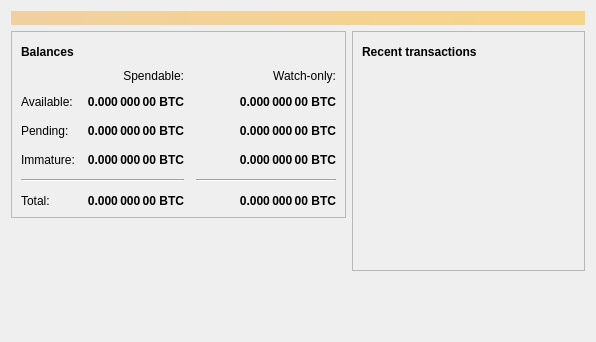
First picture: the form in src/qt/forms/overviewpage.ui, repository BlueDragon747/lithium, before the edit.
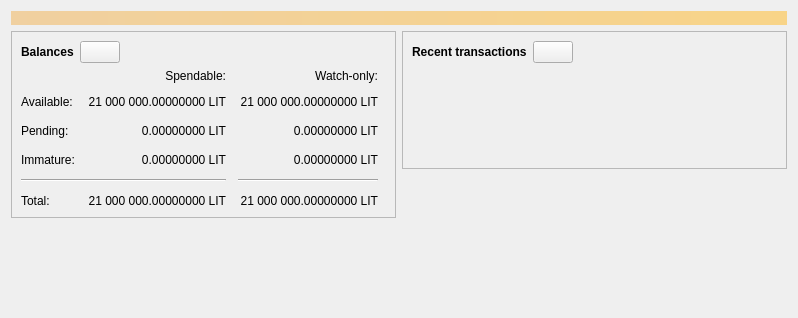
Second picture: the form after the edit. Icons and pictures are not drawn. Custom widgets are drawn as their Qt base class.

```diff
--- a/src/qt/forms/overviewpage.ui
+++ b/src/qt/forms/overviewpage.ui
@@ -6,8 +6,8 @@
    <rect>
     <x>0</x>
     <y>0</y>
-    <width>596</width>
-    <height>342</height>
+    <width>798</width>
+    <height>318</height>
    </rect>
   </property>
   <property name="windowTitle">
@@ -68,7 +68,7 @@
               </property>
               <property name="maximumSize">
                <size>
-                <width>30</width>
+                <width>45</width>
                 <height>16777215</height>
                </size>
               </property>
@@ -89,9 +89,6 @@
                 <height>24</height>
                </size>
               </property>
-              <property name="flat">
-               <bool>true</bool>
-              </property>
              </widget>
             </item>
             <item>
@@ -116,12 +113,6 @@
             </property>
             <item row="2" column="2">
              <widget class="QLabel" name="labelWatchPending">
-              <property name="font">
-               <font>
-                <weight>75</weight>
-                <bold>true</bold>
-               </font>
-              </property>
               <property name="cursor">
                <cursorShape>IBeamCursor</cursorShape>
               </property>
@@ -129,7 +120,7 @@
                <string>Unconfirmed transactions to watch-only addresses</string>
               </property>
               <property name="text">
-               <string notr="true">0.000 000 00 BTC</string>
+               <string notr="true">0.00000000 LIT</string>
               </property>
               <property name="alignment">
                <set>Qt::AlignRight|Qt::AlignTrailing|Qt::AlignVCenter</set>
@@ -141,12 +132,6 @@
             </item>
             <item row="2" column="1">
              <widget class="QLabel" name="labelUnconfirmed">
-              <property name="font">
-               <font>
-                <weight>75</weight>
-                <bold>true</bold>
-               </font>
-              </property>
               <property name="cursor">
                <cursorShape>IBeamCursor</cursorShape>
               </property>
@@ -154,7 +139,7 @@
                <string>Total of transactions that have yet to be confirmed, and do not yet count toward the spendable balance</string>
               </property>
               <property name="text">
-               <string notr="true">0.000 000 00 BTC</string>
+               <string notr="true">0.00000000 LIT</string>
               </property>
               <property name="alignment">
                <set>Qt::AlignRight|Qt::AlignTrailing|Qt::AlignVCenter</set>
@@ -166,12 +151,6 @@
             </item>
             <item row="3" column="2">
              <widget class="QLabel" name="labelWatchImmature">
-              <property name="font">
-               <font>
-                <weight>75</weight>
-                <bold>true</bold>
-               </font>
-              </property>
               <property name="cursor">
                <cursorShape>IBeamCursor</cursorShape>
               </property>
@@ -179,7 +158,7 @@
                <string>Mined balance in watch-only addresses that has not yet matured</string>
               </property>
               <property name="text">
-               <string notr="true">0.000 000 00 BTC</string>
+               <string notr="true">0.00000000 LIT</string>
               </property>
               <property name="alignment">
                <set>Qt::AlignRight|Qt::AlignTrailing|Qt::AlignVCenter</set>
@@ -224,12 +203,6 @@
             </item>
             <item row="3" column="1">
              <widget class="QLabel" name="labelImmature">
-              <property name="font">
-               <font>
-                <weight>75</weight>
-                <bold>true</bold>
-               </font>
-              </property>
               <property name="cursor">
                <cursorShape>IBeamCursor</cursorShape>
               </property>
@@ -237,7 +210,7 @@
                <string>Mined balance that has not yet matured</string>
               </property>
               <property name="text">
-               <string notr="true">0.000 000 00 BTC</string>
+               <string notr="true">0.00000000 LIT</string>
               </property>
               <property name="alignment">
                <set>Qt::AlignRight|Qt::AlignTrailing|Qt::AlignVCenter</set>
@@ -269,12 +242,6 @@
             </item>
             <item row="5" column="1">
              <widget class="QLabel" name="labelTotal">
-              <property name="font">
-               <font>
-                <weight>75</weight>
-                <bold>true</bold>
-               </font>
-              </property>
               <property name="cursor">
                <cursorShape>IBeamCursor</cursorShape>
               </property>
@@ -282,7 +249,7 @@
                <string>Your current total balance</string>
               </property>
               <property name="text">
-               <string notr="true">0.000 000 00 BTC</string>
+               <string notr="true">21 000 000.00000000 LIT</string>
               </property>
               <property name="alignment">
                <set>Qt::AlignRight|Qt::AlignTrailing|Qt::AlignVCenter</set>
@@ -294,12 +261,6 @@
             </item>
             <item row="5" column="2">
              <widget class="QLabel" name="labelWatchTotal">
-              <property name="font">
-               <font>
-                <weight>75</weight>
-                <bold>true</bold>
-               </font>
-              </property>
               <property name="cursor">
                <cursorShape>IBeamCursor</cursorShape>
               </property>
@@ -307,7 +268,7 @@
                <string>Current total balance in watch-only addresses</string>
               </property>
               <property name="text">
-               <string notr="true">0.000 000 00 BTC</string>
+               <string notr="true">21 000 000.00000000 LIT</string>
               </property>
               <property name="alignment">
                <set>Qt::AlignRight|Qt::AlignTrailing|Qt::AlignVCenter</set>
@@ -336,12 +297,6 @@
             </item>
             <item row="1" column="1">
              <widget class="QLabel" name="labelBalance">
-              <property name="font">
-               <font>
-                <weight>75</weight>
-                <bold>true</bold>
-               </font>
-              </property>
               <property name="cursor">
                <cursorShape>IBeamCursor</cursorShape>
               </property>
@@ -349,7 +304,7 @@
                <string>Your current spendable balance</string>
               </property>
               <property name="text">
-               <string notr="true">0.000 000 00 BTC</string>
+               <string notr="true">21 000 000.00000000 LIT</string>
               </property>
               <property name="alignment">
                <set>Qt::AlignRight|Qt::AlignTrailing|Qt::AlignVCenter</set>
@@ -361,12 +316,6 @@
             </item>
             <item row="1" column="2">
              <widget class="QLabel" name="labelWatchAvailable">
-              <property name="font">
-               <font>
-                <weight>75</weight>
-                <bold>true</bold>
-               </font>
-              </property>
               <property name="cursor">
                <cursorShape>IBeamCursor</cursorShape>
               </property>
@@ -374,7 +323,7 @@
                <string>Your current balance in watch-only addresses</string>
               </property>
               <property name="text">
-               <string notr="true">0.000 000 00 BTC</string>
+               <string notr="true">21 000 000.00000000 LIT</string>
               </property>
               <property name="alignment">
                <set>Qt::AlignRight|Qt::AlignTrailing|Qt::AlignVCenter</set>
@@ -454,7 +403,7 @@
               </property>
               <property name="maximumSize">
                <size>
-                <width>30</width>
+                <width>45</width>
                 <height>16777215</height>
                </size>
               </property>
@@ -475,9 +424,6 @@
                 <height>24</height>
                </size>
               </property>
-              <property name="flat">
-               <bool>true</bool>
-              </property>
              </widget>
             </item>
             <item>
@@ -509,6 +455,9 @@
             <property name="horizontalScrollBarPolicy">
              <enum>Qt::ScrollBarAlwaysOff</enum>
             </property>
+            <property name="sizeAdjustPolicy">
+             <enum>QAbstractScrollArea::AdjustToContents</enum>
+            </property>
             <property name="selectionMode">
              <enum>QAbstractItemView::NoSelection</enum>
             </property>
@@ -536,6 +485,13 @@
    </item>
   </layout>
  </widget>
+ <customwidgets>
+  <customwidget>
+   <class>TransactionOverviewWidget</class>
+   <extends>QListView</extends>
+   <header>qt/transactionoverviewwidget.h</header>
+  </customwidget>
+ </customwidgets>
  <resources/>
  <connections/>
 </ui>
```
Left out of the diff: 13 changed lines with no effect on the pictures.
